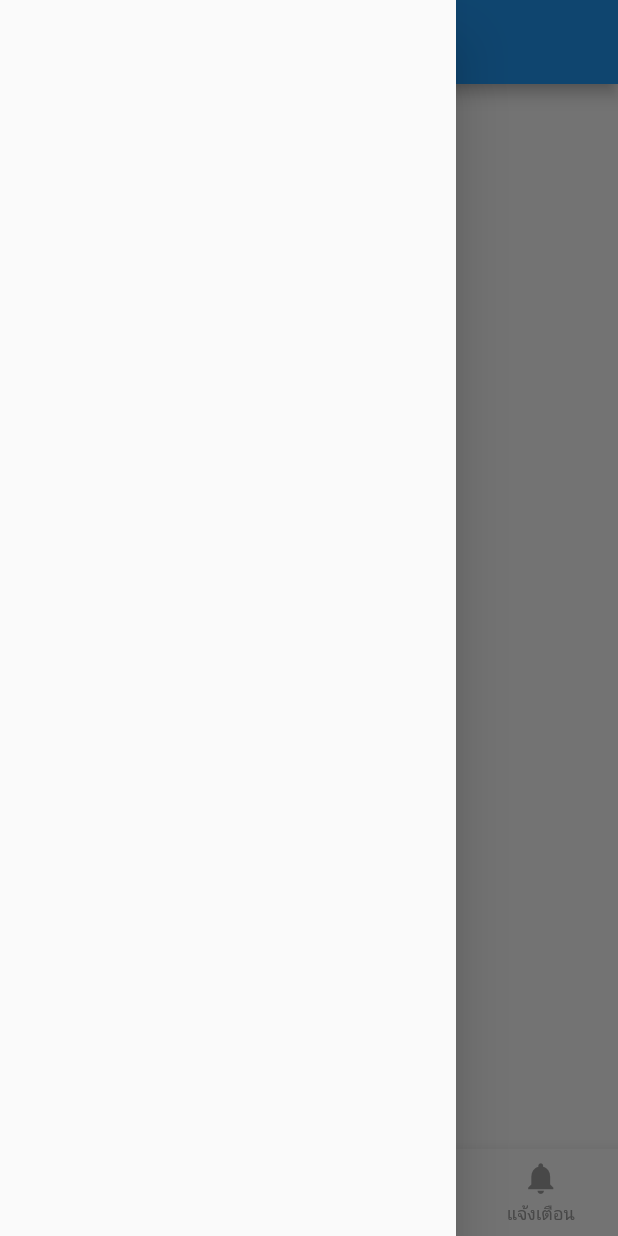
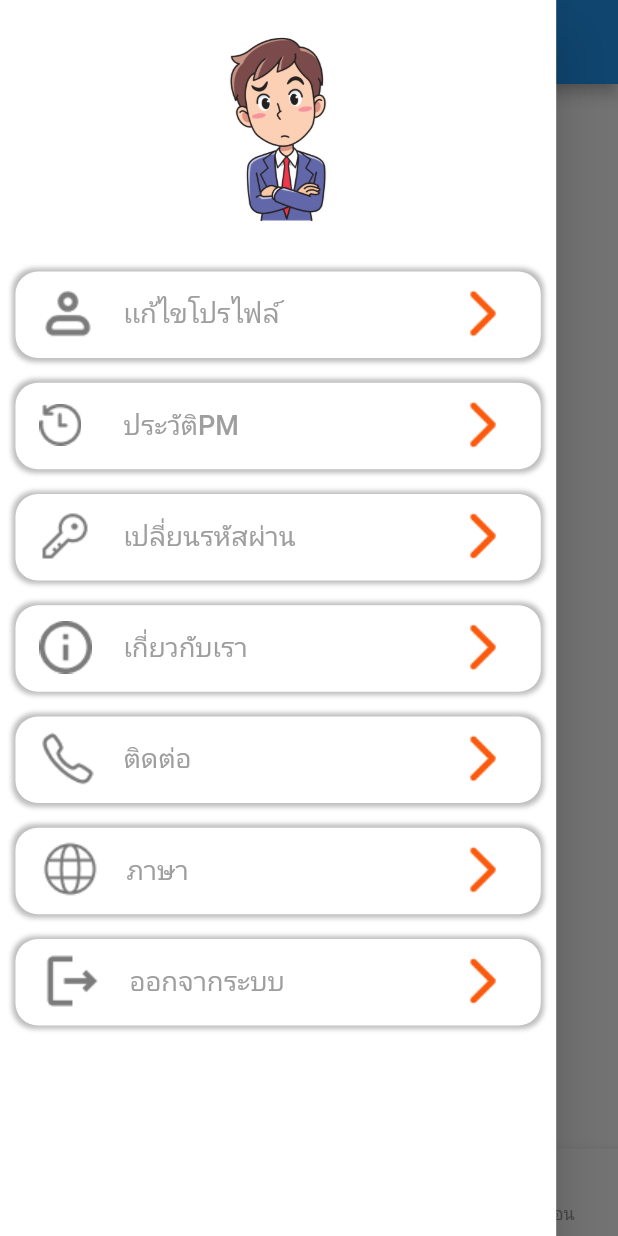
Before and after one commit to cosdemonamezon/example, a Flutter app: the FirstPage screen opened directly, with the side drawer open, on a phone screen of 412 x 824 dp. Run offline on Flutter 3.47's test engine with Material 2 defaults, Android fonts, the phone set to English and light mode, and no system bars.

Commit message:
app drawer

```diff
--- a/lib/screens/home/firstPage.dart
+++ b/lib/screens/home/firstPage.dart
@@ -2,6 +2,7 @@ import 'package:example/screens/home/homePage.dart';
 import 'package:example/screens/notification/notificationsPage.dart';
 import 'package:example/screens/products/products.dart';
 import 'package:example/screens/salse/salseReport.dart';
+import 'package:example/widgets/AppDrawer.dart';
 import 'package:flutter/material.dart';
 
 class FirstPage extends StatefulWidget {
@@ -49,7 +50,7 @@ class _FirstPageState extends State<FirstPage> {
         ),
         centerTitle: true,
       ),
-      drawer: Drawer(),
+      drawer: AppDrawer(),
       extendBody: true,
       body: SafeArea(
         child: PageStorage(
--- a/lib/widgets/AppDrawer.dart
+++ b/lib/widgets/AppDrawer.dart
@@ -0,0 +1,116 @@
+import 'package:example/widgets/ContainerSetting.dart';
+import 'package:flutter/material.dart';
+
+class AppDrawer extends StatefulWidget {
+  const AppDrawer({
+    super.key,
+  });
+
+  @override
+  State<AppDrawer> createState() => _AppDrawerState();
+}
+
+class _AppDrawerState extends State<AppDrawer> {
+  @override
+  Widget build(BuildContext context) {
+    final size = MediaQuery.of(context).size;
+    return Drawer(
+      backgroundColor: Colors.white,
+      width: size.width * 0.9,
+      child: Padding(
+        padding: const EdgeInsets.all(8.0),
+        child: SafeArea(
+          child: SingleChildScrollView(
+            child: Column(
+              children: [
+                SizedBox(
+                  height: size.height * 0.02,
+                ),
+                ClipRRect(
+                  borderRadius: BorderRadius.only(
+                    topLeft: Radius.circular(8.0),
+                    topRight: Radius.circular(8.0),
+                  ),
+                  child: Image.asset('assets/icons/Cartoon_Person.png',
+                      // width: 300,
+                      height: size.height * 0.15,
+                      fit: BoxFit.fill),
+                ),
+                SizedBox(
+                  height: size.height * 0.04,
+                ),
+                ContainerSetting(
+                  size: size,
+                  leadingIcon: 'assets/icons/icon_person.png',
+                  title: 'เเก้ไขโปรไฟล์',
+                  trailingIcon: 'assets/icons/icon_back.png',
+                  press: () {},
+                ),
+                SizedBox(
+                  height: size.height * 0.02,
+                ),
+                ContainerSetting(
+                  size: size,
+                  leadingIcon: 'assets/icons/icon_time.png',
+                  title: 'ประวัติPM',
+                  trailingIcon: 'assets/icons/icon_back.png',
+                  press: () {},
+                ),
+                SizedBox(
+                  height: size.height * 0.02,
+                ),
+                ContainerSetting(
+                  size: size,
+                  leadingIcon: 'assets/icons/icon_key.png',
+                  title: 'เปลี่ยนรหัสผ่าน',
+                  trailingIcon: 'assets/icons/icon_back.png',
+                  press: () {},
+                ),
+                SizedBox(
+                  height: size.height * 0.02,
+                ),
+                ContainerSetting(
+                  size: size,
+                  leadingIcon: 'assets/icons/icon_q.png',
+                  title: 'เกี่ยวกับเรา',
+                  trailingIcon: 'assets/icons/icon_back.png',
+                  press: () {},
+                ),
+                SizedBox(
+                  height: size.height * 0.02,
+                ),
+                ContainerSetting(
+                  size: size,
+                  leadingIcon: 'assets/icons/icon_call.png',
+                  title: 'ติดต่อ',
+                  trailingIcon: 'assets/icons/icon_back.png',
+                  press: () {},
+                ),
+                SizedBox(
+                  height: size.height * 0.02,
+                ),
+                ContainerSetting(
+                  size: size,
+                  leadingIcon: 'assets/icons/icon_help.png',
+                  title: 'ภาษา',
+                  trailingIcon: 'assets/icons/icon_back.png',
+                  press: () {},
+                ),
+                SizedBox(
+                  height: size.height * 0.02,
+                ),
+                ContainerSetting(
+                  size: size,
+                  leadingIcon: 'assets/icons/icon_logout.png',
+                  title: 'ออกจากระบบ',
+                  trailingIcon: 'assets/icons/icon_back.png',
+                  press: () {},
+                ),
+              ],
+            ),
+          ),
+        ),
+      ),
+    );
+  }
+}
```
Also changed, not shown: assets/icons/Cartoon_Person.png (added).
